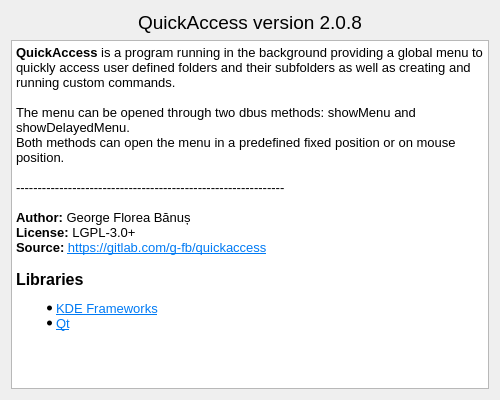
Above: ui/aboutdialog.ui from g-fb/quickaccess before the change. Below: the same form after it.
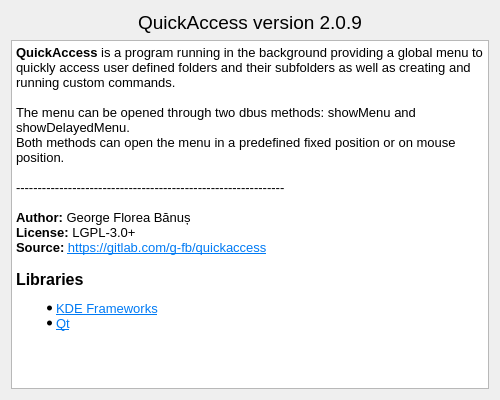
That is the form after the change.

```diff
--- a/ui/aboutdialog.ui
+++ b/ui/aboutdialog.ui
@@ -42,7 +42,7 @@
         </font>
        </property>
        <property name="text">
-        <string>QuickAccess version 2.0.8</string>
+        <string>QuickAccess version 2.0.9</string>
        </property>
        <property name="alignment">
         <set>Qt::AlignCenter</set>
```
